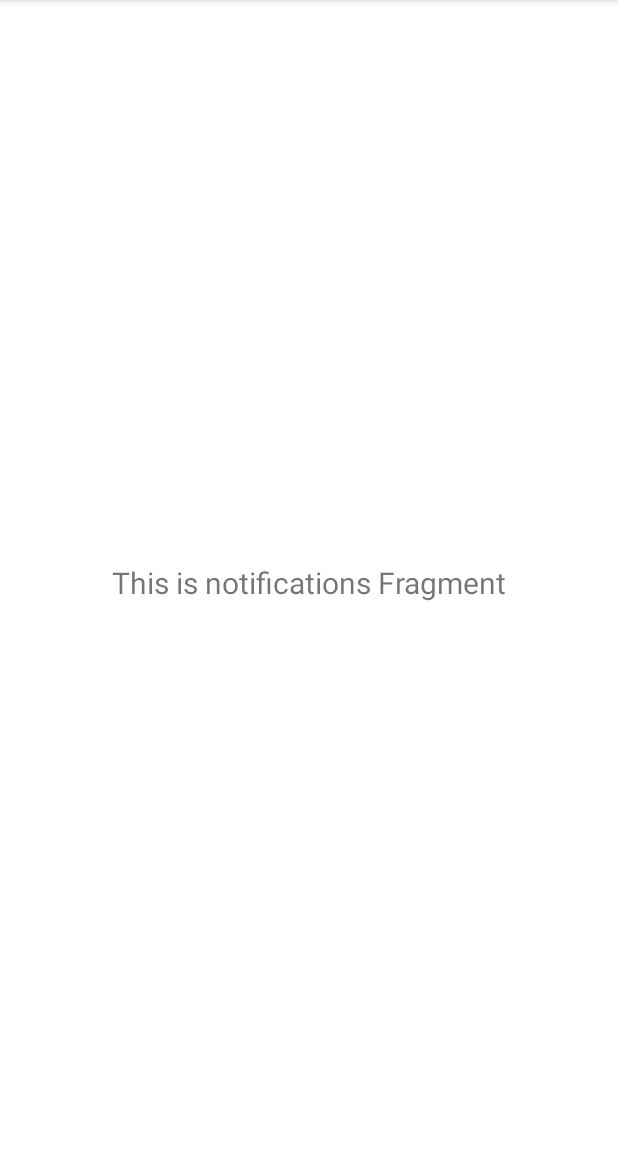
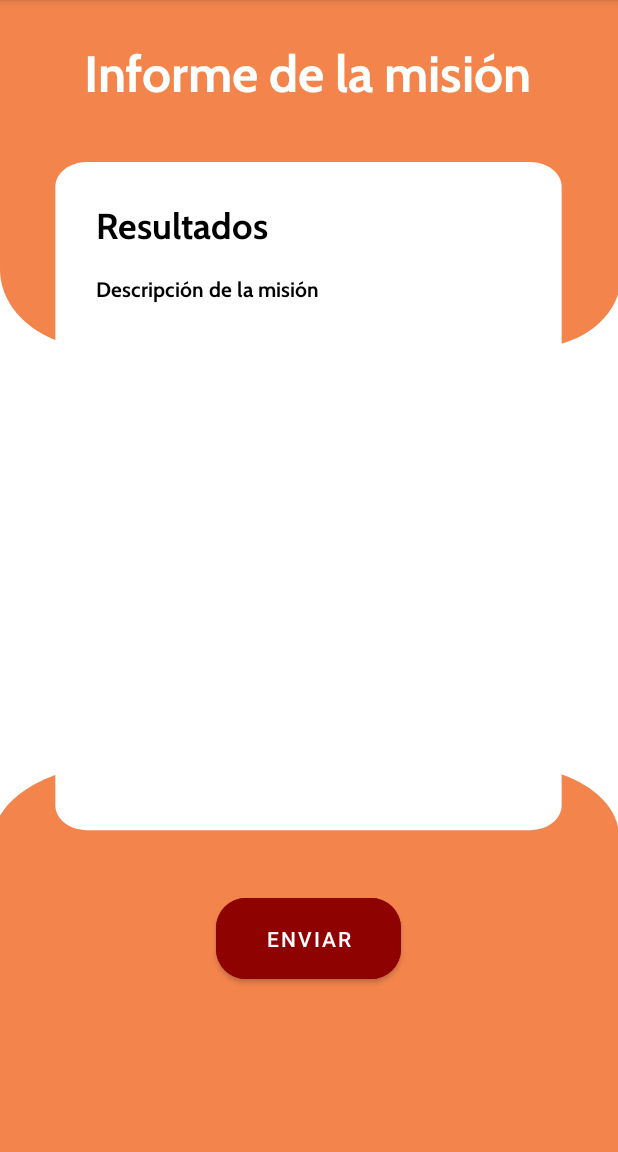
Before and after one commit to DJmnz0107/IGNIS---Android-App, an Android app: the fragment NotificationsFragment shown on its own in the app's theme, on a phone screen of 412 x 824 dp, the part 84-1236 px from its top. Run offline under Robolectric (Android 15) with nearby library versions, the phone set to English and light mode, and no system bars; 2 statements that could not run were skipped.

Commit message:
fragment informe

```diff
--- /dev/null
+++ b/app/src/main/res/drawable/informe1.xml
@@ -0,0 +1,10 @@
+<?xml version="1.0" encoding="utf-8"?>
+<vector xmlns:android="http://schemas.android.com/apk/res/android"
+    android:width="360dp"
+    android:height="252dp"
+    android:viewportWidth="360"
+    android:viewportHeight="252">
+    <path
+        android:fillColor="#FFF2844C"
+        android:pathData="M0 0h360v200.05c0 12.37-4.41 24.34-12.45 33.74-9.87 11.56-24.3 18.21-39.5 18.21H229h-93-67.25-11.54C25.6 252 0 226.39 0 194.8v-72.34V0Z"/>
+</vector>
--- /dev/null
+++ b/app/src/main/res/drawable/informe2.xml
@@ -0,0 +1,10 @@
+<?xml version="1.0" encoding="utf-8"?>
+<vector xmlns:android="http://schemas.android.com/apk/res/android"
+    android:width="360dp"
+    android:height="342dp"
+    android:viewportWidth="360"
+    android:viewportHeight="342">
+    <path
+        android:fillColor="#FFF2844C"
+        android:pathData="M0 342h360V62.53c0-11.79-3.33-23.33-9.6-33.3C338.94 11.02 318.95 0 297.46 0H229h-93-67.25C30.78 0 0 30.78 0 68.75v8.89 98.17V342Z"/>
+</vector>
--- /dev/null
+++ b/app/src/main/res/drawable/informe3.xml
@@ -0,0 +1,12 @@
+<?xml version="1.0" encoding="utf-8"?>
+<vector xmlns:android="http://schemas.android.com/apk/res/android"
+    android:width="327dp"
+    android:height="551dp"
+    android:viewportWidth="327"
+    android:viewportHeight="551">
+    <group>
+        <path
+            android:fillColor="#FFFFFFFF"
+            android:pathData="M4 20c0-11.05 8.95-20 20-20h279c11.05 0 20 8.95 20 20v503c0 11.05-8.95 20-20 20h-279c-11.05 0-20-8.95-20-20z"/>
+    </group>
+</vector>
--- /dev/null
+++ b/app/src/main/res/drawable/informe4.xml
@@ -0,0 +1,12 @@
+<?xml version="1.0" encoding="utf-8"?>
+<vector xmlns:android="http://schemas.android.com/apk/res/android"
+    android:width="290dp"
+    android:height="403dp"
+    android:viewportWidth="290"
+    android:viewportHeight="403">
+    <group>
+        <path
+            android:fillColor="#FFFFFFFF"
+            android:pathData="M3 8H285V403H3z"/>
+    </group>
+</vector>
--- a/app/src/main/res/layout/fragment_notifications.xml
+++ b/app/src/main/res/layout/fragment_notifications.xml
@@ -4,19 +4,111 @@
     xmlns:tools="http://schemas.android.com/tools"
     android:layout_width="match_parent"
     android:layout_height="match_parent"
+    android:background="#FFFFFF"
     tools:context=".ui.notifications.NotificationsFragment">
 
+    <View
+        android:id="@+id/view2"
+        android:layout_width="414dp"
+        android:layout_height="232dp"
+        android:background="@drawable/informe1"
+        app:layout_constraintBottom_toBottomOf="@+id/view4"
+        app:layout_constraintEnd_toEndOf="parent"
+        app:layout_constraintHorizontal_bias="0.0"
+        app:layout_constraintStart_toStartOf="parent"
+        app:layout_constraintTop_toTopOf="parent"
+        app:layout_constraintVertical_bias="0.0" />
+
     <TextView
-        android:id="@+id/text_notifications"
-        android:layout_width="match_parent"
+        android:id="@+id/textView14"
+        android:layout_width="wrap_content"
         android:layout_height="wrap_content"
-        android:layout_marginStart="8dp"
-        android:layout_marginTop="8dp"
-        android:layout_marginEnd="8dp"
-        android:textAlignment="center"
-        android:textSize="20sp"
+        android:layout_marginTop="28dp"
+        android:fontFamily="@font/cabin_bold"
+        android:text="Informe de la misión"
+        android:textColor="#FFFFFF"
+        android:textSize="34sp"
+        app:layout_constraintEnd_toEndOf="parent"
+        app:layout_constraintHorizontal_bias="0.495"
+        app:layout_constraintStart_toStartOf="parent"
+        app:layout_constraintTop_toTopOf="parent" />
+
+    <View
+        android:id="@+id/view4"
+        android:layout_width="418dp"
+        android:layout_height="257dp"
+        android:layout_marginTop="424dp"
+        android:background="@drawable/informe2"
         app:layout_constraintBottom_toBottomOf="parent"
         app:layout_constraintEnd_toEndOf="parent"
+        app:layout_constraintHorizontal_bias="1.0"
+        app:layout_constraintStart_toStartOf="parent"
+        app:layout_constraintTop_toTopOf="@+id/textView14"
+        app:layout_constraintVertical_bias="1.0" />
+
+    <View
+        android:id="@+id/view9"
+        android:layout_width="346dp"
+        android:layout_height="452dp"
+        android:layout_marginTop="36dp"
+        android:background="@drawable/informe3"
+        app:layout_constraintEnd_toEndOf="parent"
+        app:layout_constraintHorizontal_bias="0.492"
+        app:layout_constraintStart_toStartOf="parent"
+        app:layout_constraintTop_toBottomOf="@+id/textView14" />
+
+    <TextView
+        android:id="@+id/textView15"
+        android:layout_width="wrap_content"
+        android:layout_height="wrap_content"
+        android:layout_marginTop="136dp"
+        android:fontFamily="@font/cabin_bold"
+        android:text="Resultados"
+        android:textColor="#000000"
+        android:textSize="24sp"
+        app:layout_constraintEnd_toEndOf="parent"
+        app:layout_constraintHorizontal_bias="0.216"
         app:layout_constraintStart_toStartOf="parent"
         app:layout_constraintTop_toTopOf="parent" />
+
+    <TextView
+        android:id="@+id/textView16"
+        android:layout_width="wrap_content"
+        android:layout_height="wrap_content"
+        android:layout_marginTop="8dp"
+        android:fontFamily="@font/cabin_bold"
+        android:text="Descripción de la misión"
+        android:textColor="#000000"
+        app:layout_constraintBottom_toBottomOf="parent"
+        app:layout_constraintEnd_toEndOf="parent"
+        app:layout_constraintHorizontal_bias="0.242"
+        app:layout_constraintStart_toStartOf="parent"
+        app:layout_constraintTop_toBottomOf="@+id/textView15"
+        app:layout_constraintVertical_bias="0.016" />
+
+    <Button
+        android:id="@+id/btnEnviarInforme"
+        android:layout_width="123dp"
+        android:layout_height="66dp"
+        android:backgroundTint="#8E0202"
+        android:text="Enviar"
+        app:cornerRadius="20dp"
+        app:layout_constraintBottom_toBottomOf="@+id/view4"
+        app:layout_constraintEnd_toEndOf="parent"
+        app:layout_constraintHorizontal_bias="0.51"
+        app:layout_constraintStart_toStartOf="@+id/view4"
+        app:layout_constraintTop_toBottomOf="@+id/view9"
+        app:layout_constraintVertical_bias="0.232" />
+
+    <View
+        android:id="@+id/view10"
+        android:layout_width="282dp"
+        android:layout_height="318dp"
+        android:background="@drawable/informe4"
+        app:layout_constraintBottom_toTopOf="@+id/btnEnviarInforme"
+        app:layout_constraintEnd_toEndOf="parent"
+        app:layout_constraintHorizontal_bias="0.496"
+        app:layout_constraintStart_toStartOf="parent"
+        app:layout_constraintTop_toTopOf="parent"
+        app:layout_constraintVertical_bias="0.8" />
 </androidx.constraintlayout.widget.ConstraintLayout>
```
